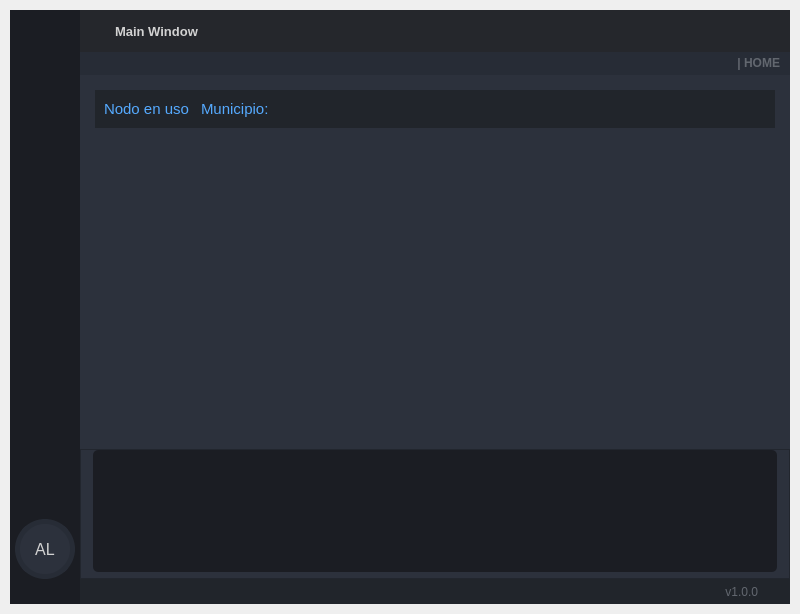
Above: visuals/mainWindow.ui from dariolggomez/NET-Simulator before the change. Below: the same form after it.
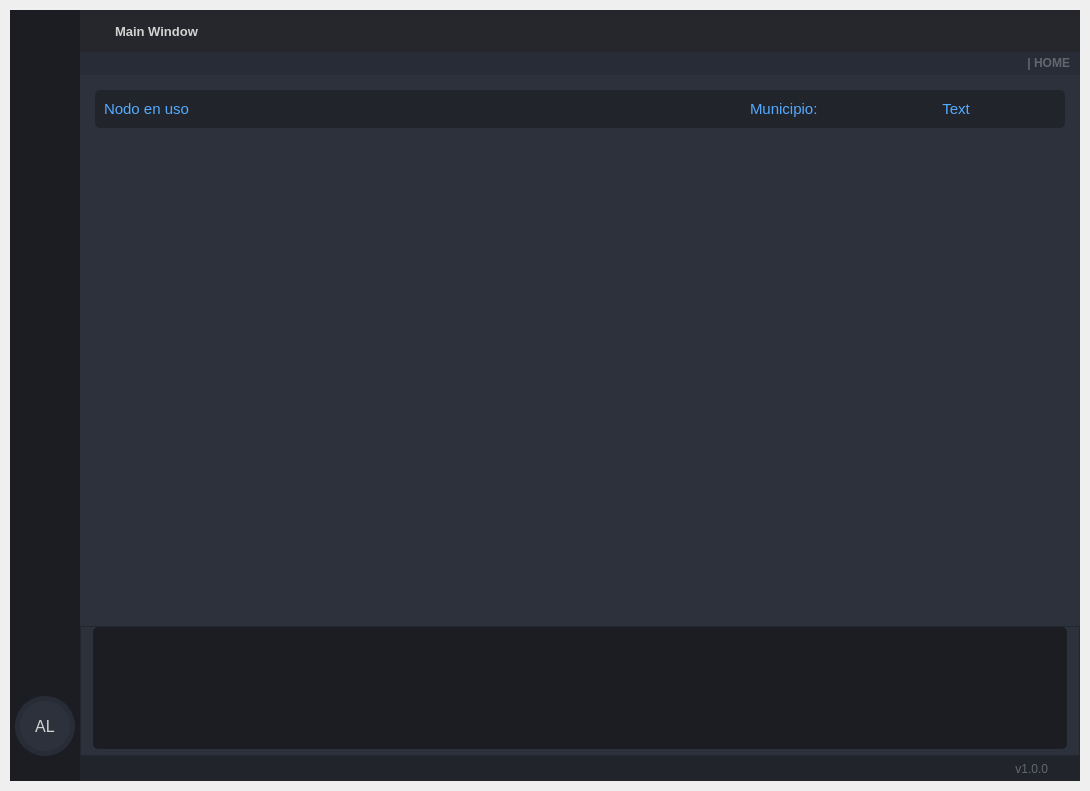
That is the form after the change. Icons and pictures are not drawn.

Patch:
```diff
--- a/visuals/mainWindow.ui
+++ b/visuals/mainWindow.ui
@@ -6,8 +6,8 @@
    <rect>
     <x>0</x>
     <y>0</y>
-    <width>800</width>
-    <height>614</height>
+    <width>1090</width>
+    <height>791</height>
    </rect>
   </property>
   <property name="windowTitle">
@@ -1119,8 +1119,15 @@
                        </property>
                        <item>
                         <widget class="QFrame" name="content_information">
+                         <property name="maximumSize">
+                          <size>
+                           <width>16777215</width>
+                           <height>50</height>
+                          </size>
+                         </property>
                          <property name="styleSheet">
-                          <string notr="true">background-color: rgb(33, 37, 43);</string>
+                          <string notr="true">background-color: rgb(33, 37, 43);
+border-radius: 5px</string>
                          </property>
                          <property name="frameShape">
                           <enum>QFrame::NoFrame</enum>
@@ -1129,13 +1136,10 @@
                           <enum>QFrame::Raised</enum>
                          </property>
                          <layout class="QHBoxLayout" name="horizontalLayout_11">
-                          <property name="spacing">
-                           <number>12</number>
-                          </property>
                           <item>
                            <widget class="QLabel" name="net_node_in_use">
                             <property name="sizePolicy">
-                             <sizepolicy hsizetype="Fixed" vsizetype="Preferred">
+                             <sizepolicy hsizetype="Minimum" vsizetype="Preferred">
                               <horstretch>0</horstretch>
                               <verstretch>0</verstretch>
                              </sizepolicy>
@@ -1156,11 +1160,30 @@
                             <property name="text">
                              <string>Nodo en uso</string>
                             </property>
+                            <property name="alignment">
+                             <set>Qt::AlignLeading|Qt::AlignLeft|Qt::AlignVCenter</set>
+                            </property>
                             <property name="wordWrap">
                              <bool>true</bool>
                             </property>
                            </widget>
                           </item>
+                          <item>
+                           <spacer name="horizontalSpacer_6">
+                            <property name="orientation">
+                             <enum>Qt::Horizontal</enum>
+                            </property>
+                            <property name="sizeType">
+                             <enum>QSizePolicy::Preferred</enum>
+                            </property>
+                            <property name="sizeHint" stdset="0">
+                             <size>
+                              <width>360</width>
+                              <height>20</height>
+                             </size>
+                            </property>
+                           </spacer>
+                          </item>
                           <item>
                            <widget class="QLabel" name="city_label">
                             <property name="maximumSize">
@@ -1192,36 +1215,35 @@
                             </property>
                             <property name="minimumSize">
                              <size>
-                              <width>50</width>
+                              <width>150</width>
                               <height>0</height>
                              </size>
                             </property>
+                            <property name="maximumSize">
+                             <size>
+                              <width>200</width>
+                              <height>16777215</height>
+                             </size>
+                            </property>
                             <property name="font">
                              <font>
                               <pointsize>11</pointsize>
                              </font>
                             </property>
+                            <property name="layoutDirection">
+                             <enum>Qt::RightToLeft</enum>
+                            </property>
                             <property name="text">
-                             <string/>
+                             <string>Text</string>
+                            </property>
+                            <property name="alignment">
+                             <set>Qt::AlignCenter</set>
                             </property>
                             <property name="wordWrap">
                              <bool>true</bool>
                             </property>
                            </widget>
                           </item>
-                          <item>
-                           <spacer name="horizontalSpacer_6">
-                            <property name="orientation">
-                             <enum>Qt::Horizontal</enum>
-                            </property>
-                            <property name="sizeHint" stdset="0">
-                             <size>
-                              <width>360</width>
-                              <height>20</height>
-                             </size>
-                            </property>
-                           </spacer>
-                          </item>
                          </layout>
                         </widget>
                        </item>
```
